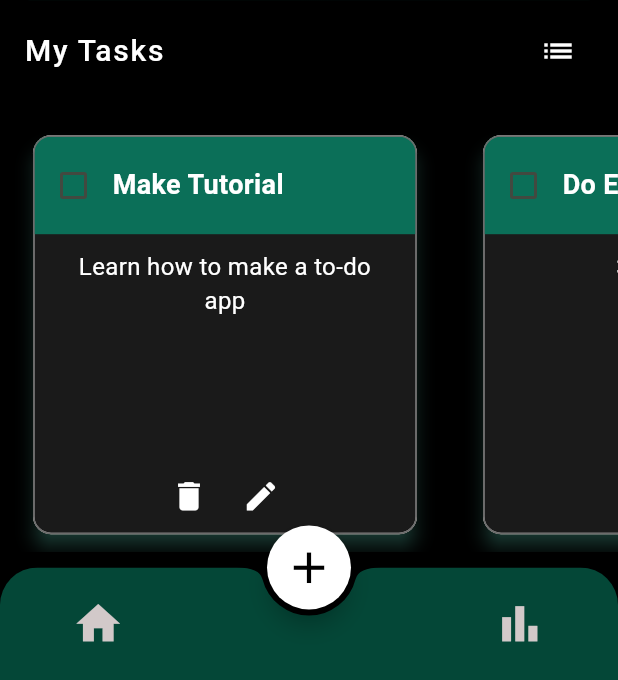
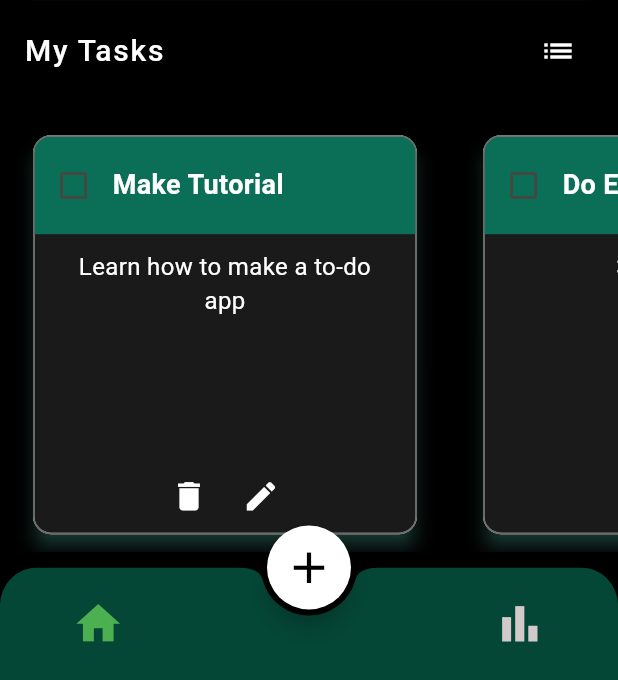
Before and after one commit to TsalemisIasonas/Strive, a Flutter app: the screen it shows after launch, after a tap on the "home" icon, on a phone screen of 412 x 824 dp, the part 556-1236 px from its top. Run offline on Flutter 3.47's test engine with Material 3 defaults, Android fonts, the phone set to English and light mode, and no system bars; our stand-ins replace fl_chart, hive_flutter; accounts and stored records are empty.

```diff
--- a/lib/pages/home_page.dart
+++ b/lib/pages/home_page.dart
@@ -525,7 +525,11 @@ class _HomePageState extends State<HomePage> {
                     _selectedIndex = 0;
                   });
                 },
-                icon: Icon(Icons.home, size: 35, color: navbarIconColor),
+                icon: Icon(
+                  Icons.home,
+                  size: 35,
+                  color: _selectedIndex == 0 ? Colors.green : navbarIconColor,
+                ),
               ),
               const Spacer(),
               IconButton(
@@ -537,7 +541,7 @@ class _HomePageState extends State<HomePage> {
                 icon: Icon(
                   Icons.bar_chart,
                   size: 35,
-                  color: navbarIconColor,
+                  color: _selectedIndex == 1 ? Colors.green : navbarIconColor,
                 ),
               ),
             ],
```
Also changed, not shown: lib/pages/task_detail_page.dart (+14 -5 lines).
